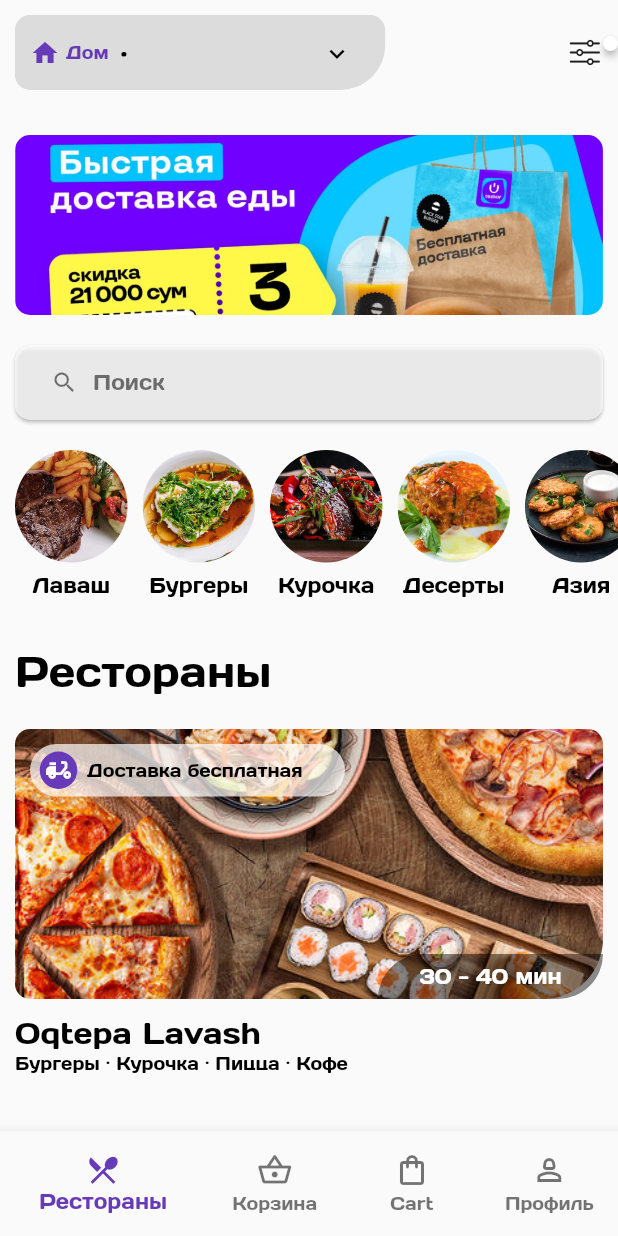
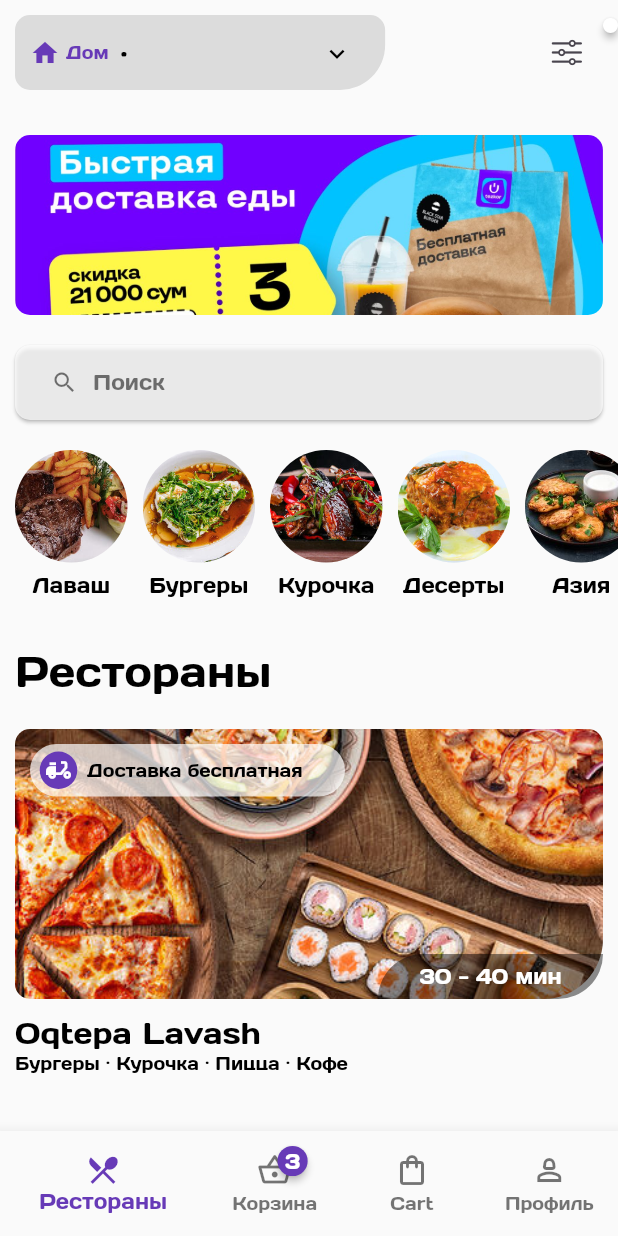
Before and after one commit to SiroProg/UzumTezkor, a Flutter app: the screen it shows after launch, on a phone screen of 412 x 824 dp. Run offline on Flutter 3.47's test engine with Material 2 defaults, Android fonts, the phone set to English and light mode, and no system bars; drawn by our look-alikes of badges; our stand-ins replace flutter_riverpod, flutter_svg, google_maps_flutter, location, smooth_page_indicator.

Commit message:
app modified

```diff
--- a/lib/src/common/provider/client_state_notifier.dart
+++ b/lib/src/common/provider/client_state_notifier.dart
@@ -19,7 +19,6 @@
   ValueNotifier<List<RestaurantModel>> restaurants = ValueNotifier([]);
   ValueNotifier<int> pageNumber = ValueNotifier(0);
   ValueNotifier<List<RestaurantModel>> searchResults = ValueNotifier([]);
-
   ClientStateNotifier() : super(FakeData().clientData.first);
   ValueNotifier<int> counterOfFilters = ValueNotifier(0);
   ValueNotifier filterList = ValueNotifier([]);
--- a/lib/src/feature/basket_page/basket_page.dart
+++ b/lib/src/feature/basket_page/basket_page.dart
@@ -18,6 +18,7 @@
 
     return Scaffold(
       appBar: AppBar(
+
         centerTitle: true,
         title: Text(
           "Корзина",
--- a/lib/src/feature/home_page/home_page.dart
+++ b/lib/src/feature/home_page/home_page.dart
@@ -61,7 +61,8 @@
             ref.read(clientProvider.notifier).pageNumber.value = value;
           },
           children: [
-            Stack(
+            SizedBox(
+              child: Stack(
                 children: [
                   HomeWidgets(
                     pageController: _scrollController,
@@ -138,7 +139,7 @@
                                           ),
                                         ),
                                         const Padding(
-                                        padding: EdgeInsets.symmetric(
+                                          padding:  EdgeInsets.symmetric(
                                             horizontal: 20,
                                             vertical: 10,
                                           ),
@@ -193,7 +194,7 @@
                                                             .lightBlue.shade100,
                                                       ),
                                                       child: const Padding(
-                                                      padding: EdgeInsets
+                                                        padding:  EdgeInsets
                                                             .symmetric(
                                                             horizontal: 10,
                                                             vertical: 5),
@@ -214,7 +215,7 @@
                                         ),
                                         const Expanded(child: SizedBox()),
                                         const Padding(
-                                        padding: EdgeInsets.symmetric(
+                                          padding:  EdgeInsets.symmetric(
                                             horizontal: 20,
                                             vertical: 10,
                                           ),
@@ -243,7 +244,8 @@
                   ),
                 ],
               ),
-            const BasketPage(),
+            ),
+            BasketPage(),
             const ColoredBox(color: Colors.blue),
             const ColoredBox(color: Colors.yellowAccent),
           ],
--- a/lib/src/feature/home_page/widgets/custom_app_bar.dart
+++ b/lib/src/feature/home_page/widgets/custom_app_bar.dart
@@ -3,6 +3,7 @@
 import 'package:badges/badges.dart' as badges;
 import 'package:flutter_riverpod/flutter_riverpod.dart';
 import 'package:uzum_tezkor/src/common/provider/client_state_notifier.dart';
+import 'package:uzum_tezkor/src/feature/home_page/widgets/all_filters.dart';
 
 class CustomAppBar extends ConsumerWidget {
   final String location;
@@ -84,7 +85,8 @@
             ),
           ),
           ValueListenableBuilder(
-            valueListenable: ref.watch(clientProvider.notifier).counterOfFilters,
+            valueListenable:
+                ref.watch(clientProvider.notifier).counterOfFilters,
             builder: (BuildContext context, value, Widget? child) =>
                 badges.Badge(
               badgeContent: Text(
@@ -93,7 +95,13 @@
               badgeStyle: const badges.BadgeStyle(
                 badgeColor: Colors.white,
               ),
-              child: const Icon(CupertinoIcons.slider_horizontal_3),
+              child: IconButton(
+                icon: Icon(CupertinoIcons.slider_horizontal_3),
+                onPressed: () => showModalBottomSheet(
+                  context: context,
+                  builder: (context) => AllFilters(),
+                ),
+              ),
             ),
           ),
         ],
--- a/lib/src/feature/home_page/widgets/custom_navigation_bar.dart
+++ b/lib/src/feature/home_page/widgets/custom_navigation_bar.dart
@@ -1,6 +1,9 @@
 import 'package:flutter/material.dart';
 import 'package:flutter_riverpod/flutter_riverpod.dart';
 import 'package:uzum_tezkor/src/common/provider/client_state_notifier.dart';
+import 'package:badges/badges.dart' as badges;
+
+import '../../basket_page/basket_page.dart';
 
 class CustomNavigationBar extends ConsumerStatefulWidget {
   const CustomNavigationBar({
@@ -30,14 +33,42 @@
           landscapeLayout: BottomNavigationBarLandscapeLayout.linear,
           showSelectedLabels: true,
           showUnselectedLabels: true,
-          items: const [
+          items: [
             BottomNavigationBarItem(
               icon: Icon(Icons.restaurant_menu_outlined),
               label: 'Рестораны',
               activeIcon: Icon(Icons.restaurant_menu),
             ),
             BottomNavigationBarItem(
-              icon: Icon(Icons.shopping_basket_outlined),
+              icon: GestureDetector(
+                onTap: () => Navigator.push(
+                  context,
+                  MaterialPageRoute(
+                    builder: (context) => BasketPage(),
+                  ),
+                ),
+                child: badges.Badge(
+                  badgeContent: Text(
+                    ref.read(clientProvider).basket.length == 0
+                        ? ""
+                        : ref.read(clientProvider).basket.length.toString(),
+                    style: TextStyle(color: Colors.white),
+                  ),
+                  badgeStyle: const badges.BadgeStyle(
+                    badgeColor: Colors.deepPurple,
+                  ),
+                  child: GestureDetector(
+                    child: Icon(Icons.shopping_basket_outlined),
+                    onTap: () => Navigator.push(
+                      context,
+                      MaterialPageRoute(
+                        builder: (context) => BasketPage(),
+                      ),
+                    ),
+                  ),
+                ),
+              ),
+              // Icon(Icons.shopping_basket_outlined),
               label: 'Корзина',
               activeIcon: Icon(Icons.shopping_basket),
             ),
--- a/lib/src/feature/search_page/widgets/custom_app_bar.dart
+++ b/lib/src/feature/search_page/widgets/custom_app_bar.dart
@@ -15,6 +15,7 @@
     super.initState();
     ref.read(clientProvider.notifier).searchResults.value = [];
   }
+
   @override
   Widget build(BuildContext context) {
     return Column(
@@ -46,6 +47,7 @@
                       SizedBox(
                         width: 200,
                         child: TextField(
+                          autofocus: true,
                           onChanged: (value) {
                             ref
                                 .read(clientProvider.notifier)
```
Also changed, not shown: lib/src/feature/home_page/widgets/all_filters.dart (added, +86 -0 lines). Lines whose indentation alone changed are shown as unchanged.
